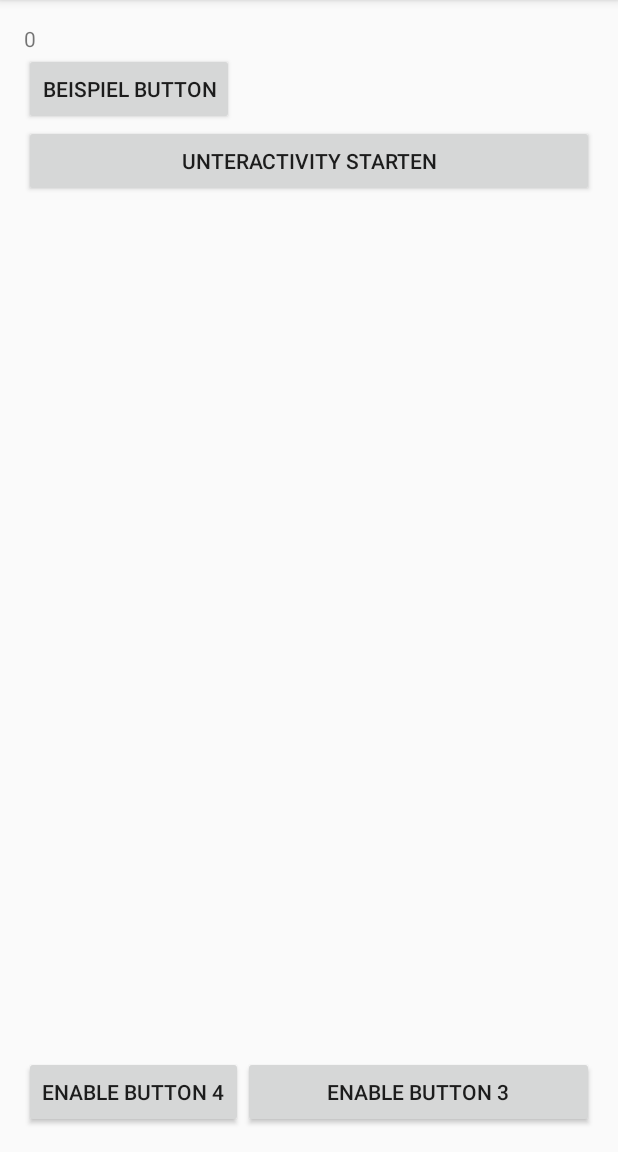
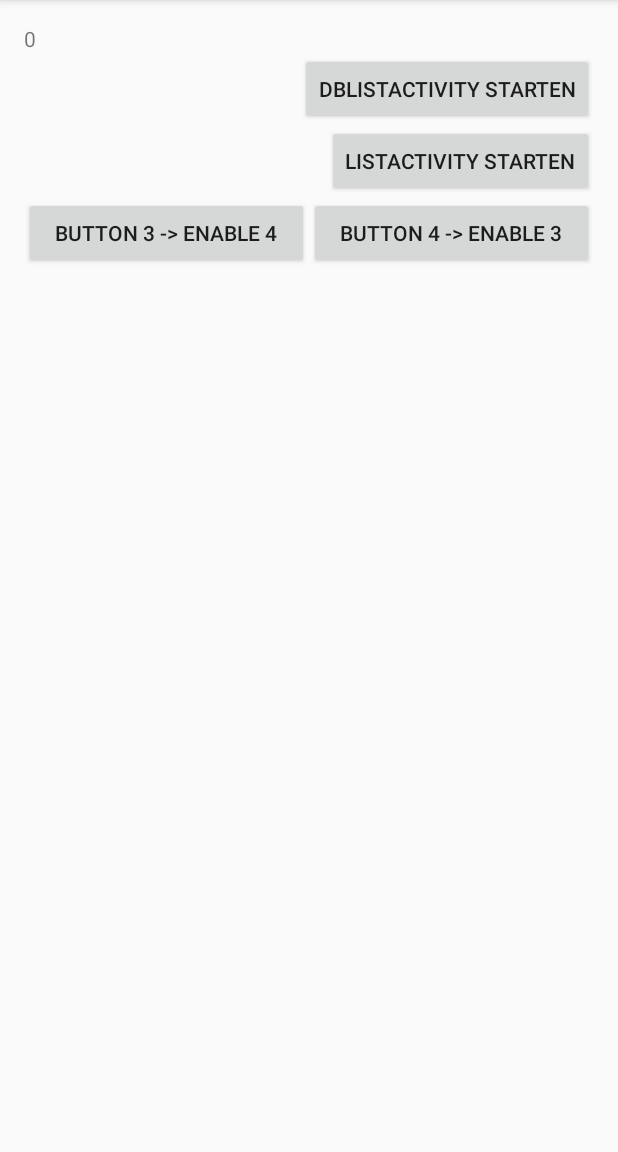
Before and after one commit to kapertourguide/CrashKursApplication, an Android app: the screen it shows after launch (MainActivity), on a phone screen of 412 x 824 dp, the part 84-1236 px from its top. Run offline under Robolectric (Android 15) with nearby library versions, the phone set to English and light mode, and no system bars.

```diff
--- a/app/src/main/AndroidManifest.xml
+++ b/app/src/main/AndroidManifest.xml
@@ -17,7 +17,7 @@
             </intent-filter>
         </activity>
         <activity
-            android:name=".Unteractivity"
+            android:name=".DBListActivity"
             android:label="@string/title_activity_unteractivity" >
         </activity>
         <activity
--- a/app/src/main/java/com/example/simonisb/myapplication/MainActivity.java
+++ b/app/src/main/java/com/example/simonisb/myapplication/MainActivity.java
@@ -34,7 +34,7 @@ public class MainActivity extends ActionBarActivity {
             @Override
             public void onClick(View v) {
                 Toast.makeText(MainActivity.this, "Text", Toast.LENGTH_SHORT).show();
-                startActivity(new Intent(MainActivity.this, Unteractivity.class));
+                startActivity(new Intent(MainActivity.this, DBListActivity.class));
             }
         });
 
--- a/app/src/main/res/layout/activity_main.xml
+++ b/app/src/main/res/layout/activity_main.xml
@@ -4,7 +4,8 @@
     android:paddingRight="@dimen/activity_horizontal_margin"
     android:paddingTop="@dimen/activity_vertical_margin"
     android:paddingBottom="@dimen/activity_vertical_margin" tools:context=".MainActivity"
-    android:orientation="vertical">
+    android:orientation="vertical"
+    android:weightSum="1">
 
     <TextView
         android:id="@+id/start_text"
@@ -15,33 +16,35 @@
         android:id="@+id/btn_1"
         android:layout_width="wrap_content"
         android:layout_height="wrap_content"
-        android:text="@string/btn_start" />
+        android:text="@string/btn_start"
+        android:layout_gravity="right" />
 
     <Button
         android:id="@+id/btn_2"
         android:text="@string/btn_2"
-        android:layout_width="fill_parent"
-        android:layout_height="wrap_content" />
+        android:layout_width="wrap_content"
+        android:layout_height="wrap_content"
+        android:layout_gravity="right" />
 
 
     <LinearLayout
         android:layout_width="fill_parent"
-        android:layout_height="fill_parent"
+        android:layout_height="wrap_content"
         android:orientation="horizontal">
 
         <Button
             android:id="@+id/btn_3"
             android:text="@string/btn_3"
+            android:layout_height="wrap_content"
             android:layout_width="wrap_content"
-            android:layout_height="wrap_content"
-            android:layout_gravity="bottom"/>
+            android:layout_weight=".50"/>
 
         <Button
             android:id="@+id/btn_4"
             android:text="@string/btn_4"
-            android:layout_width="fill_parent"
             android:layout_height="wrap_content"
-            android:layout_gravity="bottom"/>
+            android:layout_width="wrap_content"
+            android:layout_weight=".50"/>
 
         </LinearLayout>
 
--- a/app/src/main/res/layout/activity_unteractivity.xml
+++ b/app/src/main/res/layout/activity_unteractivity.xml
@@ -4,7 +4,7 @@
     android:paddingRight="@dimen/activity_horizontal_margin"
     android:paddingTop="@dimen/activity_vertical_margin"
     android:paddingBottom="@dimen/activity_vertical_margin"
-    tools:context="com.example.simonisb.myapplication.Unteractivity">
+    tools:context="com.example.simonisb.myapplication.DBListActivity">
 
     <EditText
         android:id="@+id/editText_zum_einfuegen"
--- a/app/src/main/res/menu/menu_unteractivity.xml
+++ b/app/src/main/res/menu/menu_unteractivity.xml
@@ -1,7 +1,7 @@
 <menu xmlns:android="http://schemas.android.com/apk/res/android"
     xmlns:app="http://schemas.android.com/apk/res-auto"
     xmlns:tools="http://schemas.android.com/tools"
-    tools:context="com.example.simonisb.myapplication.Unteractivity">
+    tools:context="com.example.simonisb.myapplication.DBListActivity">
     <item android:id="@+id/action_settings" android:title="@string/action_settings"
         android:orderInCategory="100" app:showAsAction="never" />
 </menu>
--- a/app/src/main/res/values/strings.xml
+++ b/app/src/main/res/values/strings.xml
@@ -4,11 +4,11 @@
     <string name="hello_world">Hello world!</string>
     <string name="null_string">0</string>
     <string name="action_settings">Settings</string>
-    <string name="btn_start">Beispiel Button</string>
+    <string name="btn_start">dbListActivity Starten</string>
     <string name="title_activity_unteractivity">Unteractivity</string>
-    <string name="btn_2">Unteractivity Starten</string>
-    <string name="btn_3">Enable Button 4</string>
-    <string name="btn_4">Enable Button 3</string>
+    <string name="btn_2">ListActivity Starten</string>
+    <string name="btn_3">Button 3 -> Enable  4</string>
+    <string name="btn_4">Button 4 -> Enable  3</string>
     <string name="title_activity_list">ListActivity</string>
     <string name="insertTextInDB">Text in DB einfügen</string>
     <string name="readTextFromDB">Texte aus DB auslesen</string>
```
Also changed, not shown: app/src/main/java/com/example/simonisb/myapplication/DBListActivity.java (renamed from app/src/main/java/com/example/simonisb/myapplication/Unteractivity.java, +13 -8 lines).
